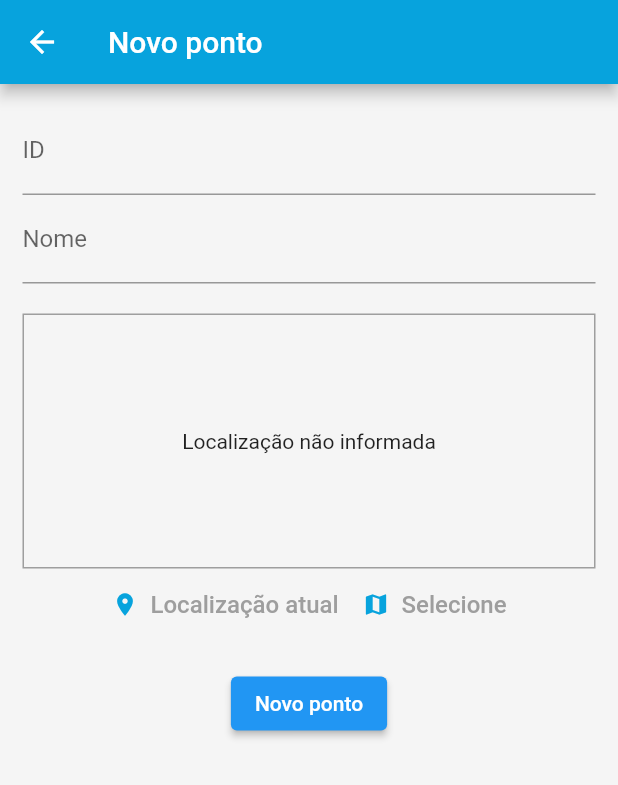
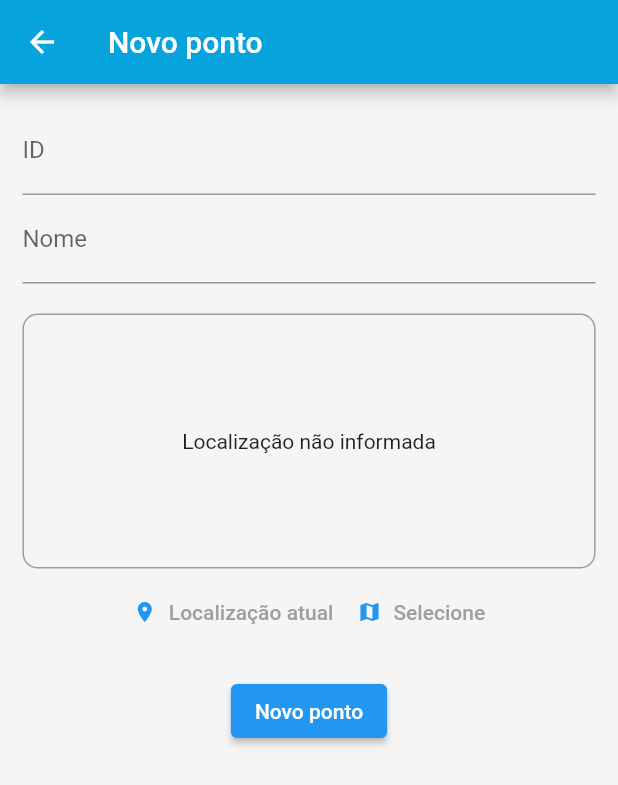
Before and after one commit to igeo-plus/igeo-plus, a Flutter app: the NewPointFormScreen screen opened by its route, on a phone screen of 412 x 824 dp. Shown: the top 785 px of the screen. Run offline on Flutter 3.47's test engine with Material 2 defaults, Android fonts, the phone set to English and light mode, and no system bars; our stand-ins replace flutter_map, geocoding, geolocator, google_maps_flutter, latlong2, location.

Commit message:
frontend editioN

```diff
--- a/lib/components/location_input.dart
+++ b/lib/components/location_input.dart
@@ -55,14 +55,15 @@ class _LocationInputState extends State<LocationInput> {
     return Column(
       children: [
         Container(
+          margin: EdgeInsets.only(bottom: 5),
           height: 170,
           width: double.infinity,
           decoration: BoxDecoration(
-            border: Border.all(
-              width: 1,
-              color: Colors.grey,
-            ),
-          ),
+              border: Border.all(
+                width: 1,
+                color: Colors.grey,
+              ),
+              borderRadius: BorderRadius.circular(10)),
           child: _previewImgUrl == null
               ? Center(
                   child: Text(
@@ -83,24 +84,29 @@ class _LocationInputState extends State<LocationInput> {
               onPressed: _getCurrentUserLocation,
               icon: Icon(
                 Icons.location_on,
-                size: 18,
+                size: 16,
+                color: Theme.of(context).primaryColor,
               ),
               label: Text(
                 "Localização atual",
-                style: TextStyle(fontSize: 16, color: Colors.grey),
+                style: TextStyle(
+                  fontSize: 14,
+                  color: Colors.grey,
+                ),
               ),
             ),
             TextButton.icon(
               onPressed: _selectOnMap,
               icon: Icon(
                 Icons.map,
-                size: 18,
+                size: 16,
+                color: Theme.of(context).primaryColor,
               ),
               label: Text(
                 "Selecione",
-                style: TextStyle(fontSize: 16, color: Colors.grey),
+                style: TextStyle(fontSize: 14, color: Colors.grey),
               ),
-            ),
+            )
           ],
         )
       ],
```
